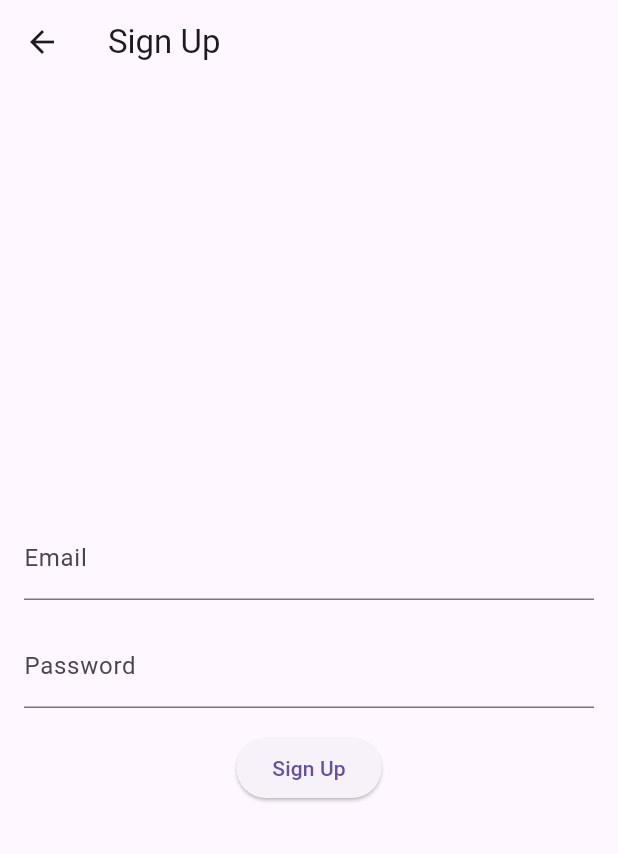
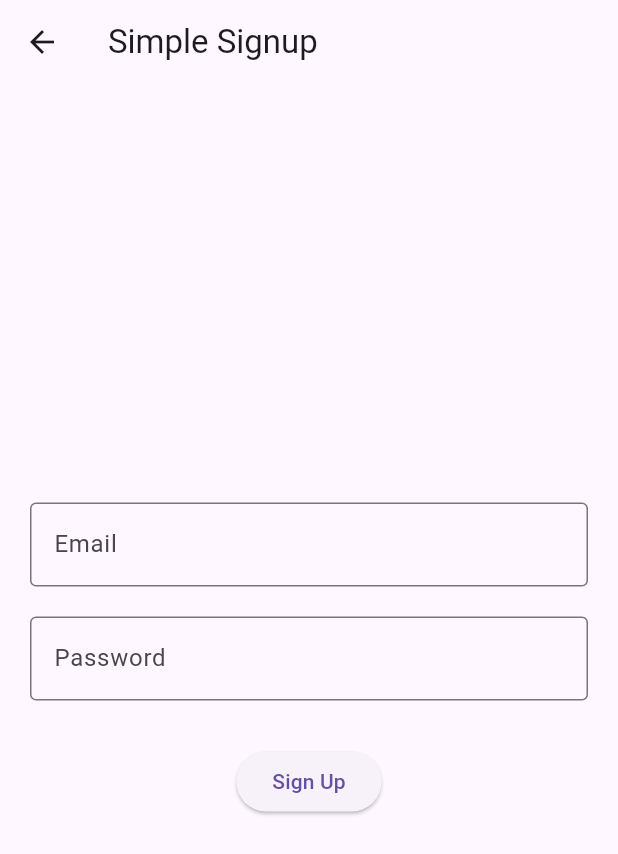
Before and after one commit to ishan941/provider_prac, a Flutter app: the SignupPage screen opened directly, on a phone screen of 412 x 824 dp. Shown: the top 854 px of the screen. Run offline on Flutter 3.47's test engine with Material 3 defaults, Android fonts, the phone set to English and light mode, and no system bars; our stand-ins replace firebase_auth, firebase_core; accounts and stored records are empty.

Commit message:
Refactor SignupPage layout and improve user feedback on signup success or error

```diff
--- a/lib/login/signup_page.dart
+++ b/lib/login/signup_page.dart
@@ -12,43 +12,47 @@ class SignupPage extends StatelessWidget {
 
     return Scaffold(
       appBar: AppBar(
-        title: const Text("Sign Up"),
+        title: const Text("Simple Signup"),
       ),
-      body: Center(
-        child: Padding(
-          padding: const EdgeInsets.all(16.0),
+      body: Padding(
+        padding: const EdgeInsets.all(20.0),
         child: Consumer<SignupProvider>(
           builder: (context, provider, _) => Column(
             mainAxisAlignment: MainAxisAlignment.center,
             children: [
               TextField(
                 controller: emailController,
-                  decoration: const InputDecoration(labelText: "Email"),
+                decoration: const InputDecoration(
+                  labelText: "Email",
+                  border: OutlineInputBorder(),
                 ),
-                const SizedBox(height: 16),
+              ),
+              const SizedBox(height: 20),
               TextField(
                 controller: passwordController,
-                  decoration: const InputDecoration(labelText: "Password"),
+                decoration: const InputDecoration(
+                  labelText: "Password",
+                  border: OutlineInputBorder(),
+                ),
                 obscureText: true,
               ),
-                const SizedBox(height: 16),
+              const SizedBox(height: 30),
               provider.isLoading
                   ? const CircularProgressIndicator()
                   : ElevatedButton(
                       onPressed: () async {
-                          final msg = await provider.signUp(
-                            emailController.text.trim(),
-                            passwordController.text.trim(),
+                        final result = await provider.signUp(
+                          emailController.text,
+                          passwordController.text,
                         );
 
-                          if (msg == null) {
+                        if (result == null) {
                           ScaffoldMessenger.of(context).showSnackBar(
-                              const SnackBar(
-                                  content: Text("Signup successful!")),
+                            const SnackBar(content: Text("Signup Success!")),
                           );
                         } else {
                           ScaffoldMessenger.of(context).showSnackBar(
-                              SnackBar(content: Text(msg)),
+                            SnackBar(content: Text("Error: $result")),
                           );
                         }
                       },
@@ -58,7 +62,6 @@ class SignupPage extends StatelessWidget {
           ),
         ),
       ),
-      ),
     );
   }
 }
```
Lines whose indentation alone changed are shown as unchanged.
